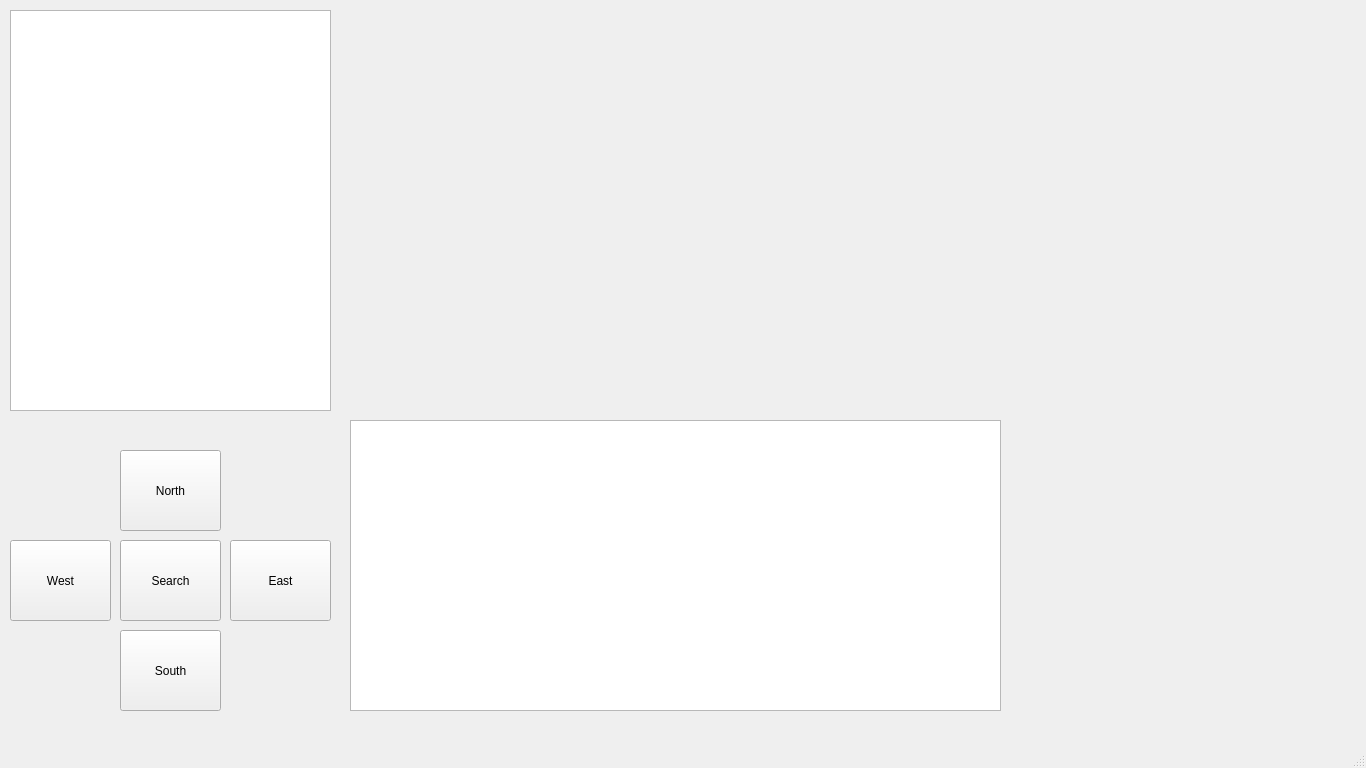
Old version of the form mainwindow.ui in the repository TitoEt/CS4076.
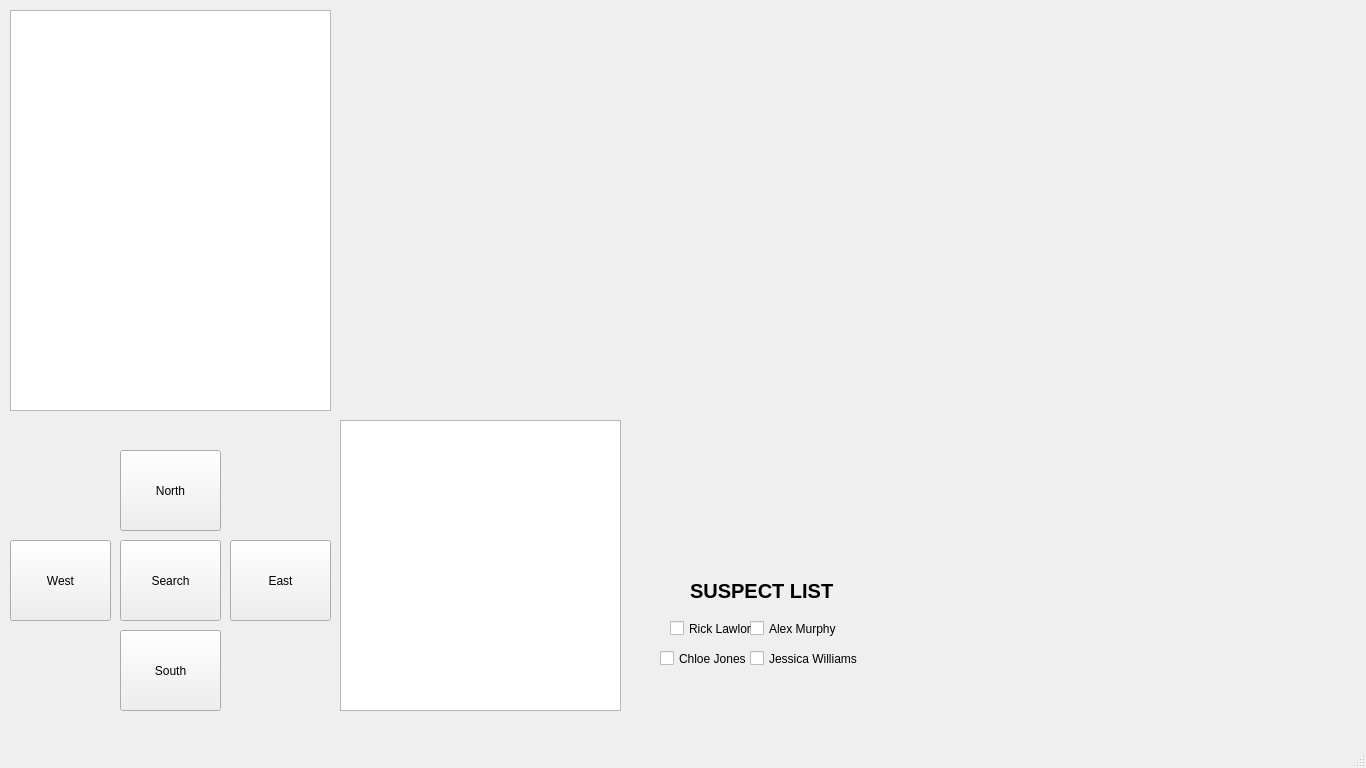
New version of the form. Icons and pictures are not drawn.

The edit to the form file:
```diff
--- a/mainwindow.ui
+++ b/mainwindow.ui
@@ -117,9 +117,9 @@
    <widget class="QTreeView" name="inventory">
     <property name="geometry">
      <rect>
-      <x>350</x>
+      <x>340</x>
       <y>420</y>
-      <width>651</width>
+      <width>281</width>
       <height>291</height>
      </rect>
     </property>
@@ -137,6 +137,94 @@
      <string>Search</string>
     </property>
    </widget>
+   <widget class="QLabel" name="label">
+    <property name="geometry">
+     <rect>
+      <x>640</x>
+      <y>420</y>
+      <width>321</width>
+      <height>291</height>
+     </rect>
+    </property>
+    <property name="styleSheet">
+     <string notr="true">border-image:url(:/images/images/notepad.png)</string>
+    </property>
+    <property name="text">
+     <string/>
+    </property>
+   </widget>
+   <widget class="QCheckBox" name="checkBox">
+    <property name="geometry">
+     <rect>
+      <x>750</x>
+      <y>650</y>
+      <width>121</width>
+      <height>17</height>
+     </rect>
+    </property>
+    <property name="text">
+     <string>Jessica Williams</string>
+    </property>
+   </widget>
+   <widget class="QCheckBox" name="checkBox_2">
+    <property name="geometry">
+     <rect>
+      <x>750</x>
+      <y>620</y>
+      <width>101</width>
+      <height>17</height>
+     </rect>
+    </property>
+    <property name="text">
+     <string>Alex Murphy</string>
+    </property>
+   </widget>
+   <widget class="QCheckBox" name="checkBox_3">
+    <property name="geometry">
+     <rect>
+      <x>670</x>
+      <y>620</y>
+      <width>91</width>
+      <height>17</height>
+     </rect>
+    </property>
+    <property name="text">
+     <string>Rick Lawlor</string>
+    </property>
+   </widget>
+   <widget class="QCheckBox" name="checkBox_4">
+    <property name="geometry">
+     <rect>
+      <x>660</x>
+      <y>650</y>
+      <width>101</width>
+      <height>17</height>
+     </rect>
+    </property>
+    <property name="text">
+     <string>Chloe Jones</string>
+    </property>
+   </widget>
+   <widget class="QLabel" name="label_2">
+    <property name="geometry">
+     <rect>
+      <x>690</x>
+      <y>570</y>
+      <width>201</width>
+      <height>41</height>
+     </rect>
+    </property>
+    <property name="font">
+     <font>
+      <pointsize>15</pointsize>
+      <weight>75</weight>
+      <bold>true</bold>
+     </font>
+    </property>
+    <property name="text">
+     <string>SUSPECT LIST</string>
+    </property>
+   </widget>
   </widget>
   <widget class="QMenuBar" name="menubar">
    <property name="geometry">
```
Left out of the diff: 3 changed lines with no effect on the pictures.
